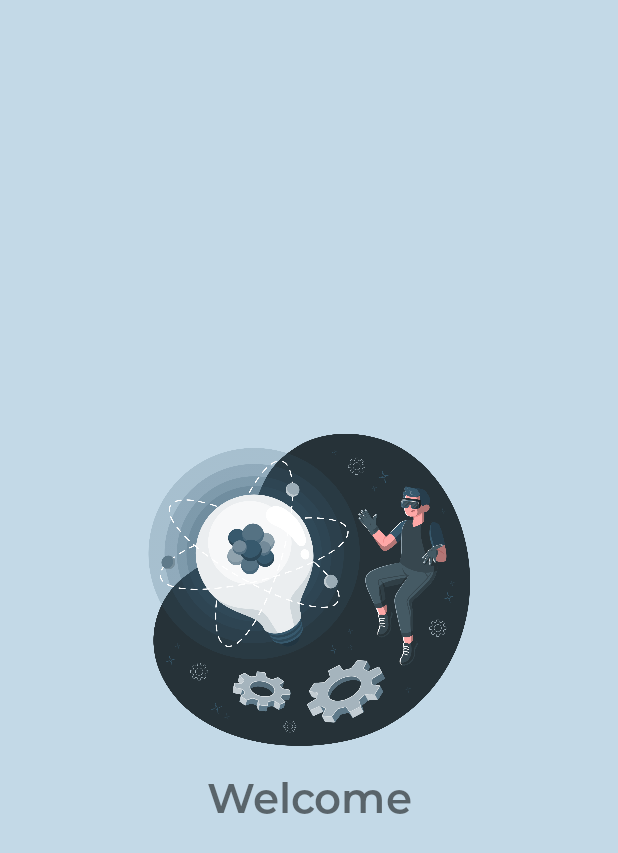
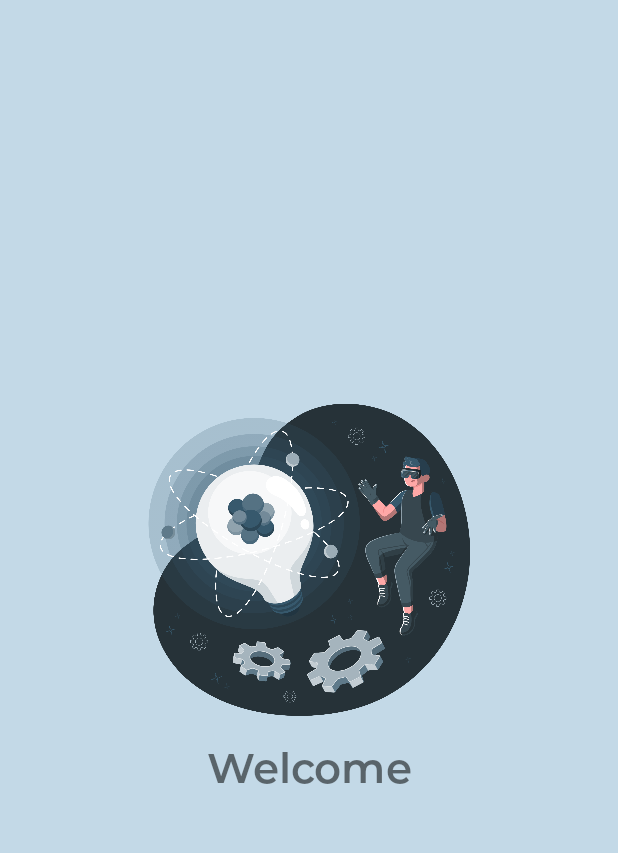
Before and after one commit to mfakhrulam/MobileApp277, an Android app: the MainActivity screen opened directly, with no data from a screen before it, on a phone screen of 412 x 824 dp. Shown: the top 853 px of the screen. Run offline under Robolectric (Android 15) with nearby library versions, the phone set to English and light mode, and no system bars; 1 statement that could not run was skipped.

Commit message:
Update activity_main.xml

```diff
--- a/app/src/main/res/layout/activity_main.xml
+++ b/app/src/main/res/layout/activity_main.xml
@@ -12,7 +12,7 @@
         android:id="@+id/imageView"
         android:layout_width="280dp"
         android:layout_height="224dp"
-        android:layout_marginTop="280dp"
+        android:layout_marginTop="260dp"
         app:layout_constraintEnd_toEndOf="parent"
         app:layout_constraintHorizontal_bias="0.495"
         app:layout_constraintStart_toStartOf="parent"
@@ -23,10 +23,10 @@
         android:id="@+id/textView"
         android:layout_width="wrap_content"
         android:layout_height="wrap_content"
+        android:layout_marginTop="8dp"
+        android:fontFamily="@font/montserrat_semi_bold"
         android:text="Welcome"
-        android:layout_marginTop="8dp"
         android:textSize="28sp"
-        android:fontFamily="@font/montserrat_semi_bold"
         app:layout_constraintEnd_toEndOf="parent"
         app:layout_constraintStart_toStartOf="parent"
         app:layout_constraintTop_toBottomOf="@+id/imageView" />
```
